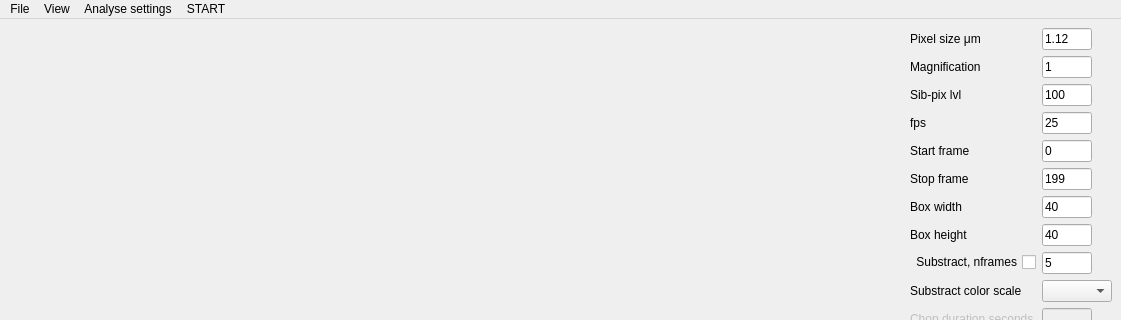
The window that mainMenu.ui (iMhack/NanoMotion) describes before a commit, drawn with Qt 5; both pictures show x 0 to 1121 and y 0 to 320 of the 1121 by 1016 pixel window.
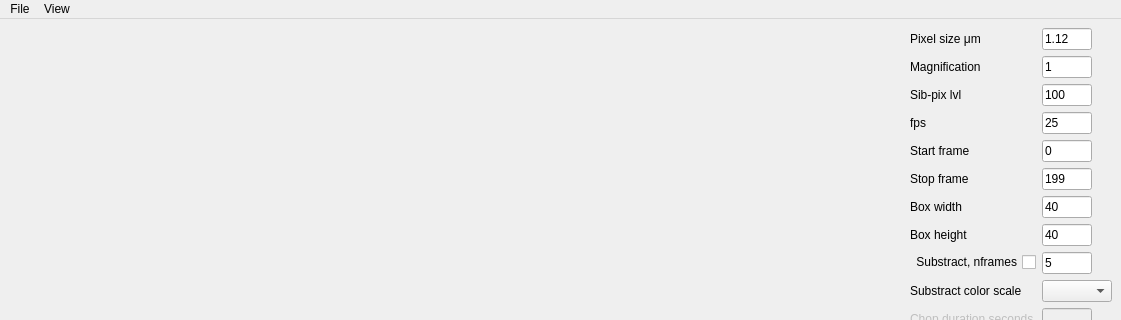
The same window after the commit.

Diff of the .ui file:
```diff
--- a/mainMenu.ui
+++ b/mainMenu.ui
@@ -552,25 +552,9 @@
     </widget>
     <addaction name="actionSubstract"/>
     <addaction name="menuView_plot"/>
-    <addaction name="actionSub_frameset"/>
-   </widget>
-   <widget class="QMenu" name="menuAnalyse_settings">
-    <property name="title">
-     <string>Analyse settings</string>
-    </property>
-    <addaction name="actionAdd_box"/>
-   </widget>
-   <widget class="QMenu" name="menuSTART">
-    <property name="title">
-     <string>START</string>
-    </property>
-    <addaction name="actionStart_analysis"/>
-    <addaction name="actionShow_results"/>
    </widget>
    <addaction name="menuFile"/>
    <addaction name="menuView"/>
-   <addaction name="menuAnalyse_settings"/>
-   <addaction name="menuSTART"/>
   </widget>
   <widget class="QStatusBar" name="statusbar"/>
   <action name="actionOpen">
```
